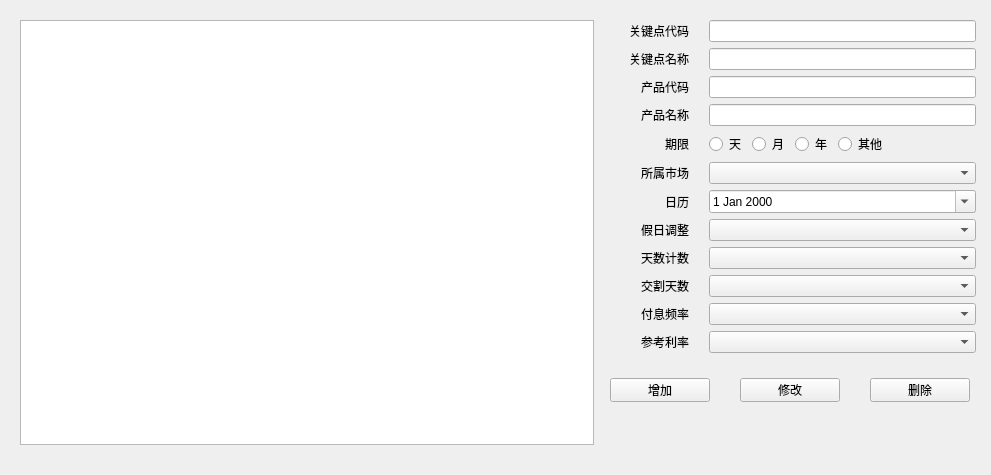
Old version of the form FML/view/mainframe/key_point_definition.ui in the repository ruofeng216/fmlnew.
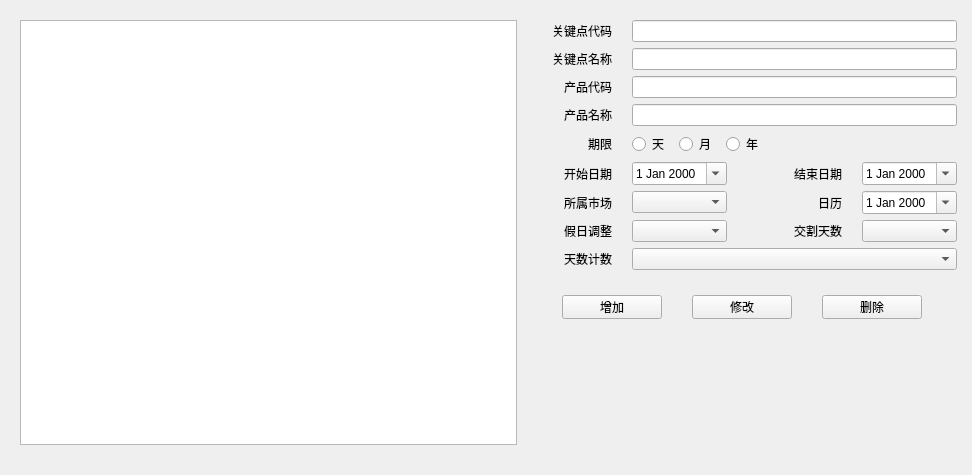
New version of the form.

Commit message: 关键点定义UI布局

```diff
--- a/FML/view/mainframe/key_point_definition.ui
+++ b/FML/view/mainframe/key_point_definition.ui
@@ -6,7 +6,7 @@
    <rect>
     <x>0</x>
     <y>0</y>
-    <width>991</width>
+    <width>972</width>
     <height>475</height>
    </rect>
   </property>
@@ -198,7 +198,16 @@
           </widget>
          </item>
          <item>
-          <layout class="QHBoxLayout" name="horizontalLayout" stretch="0,0,0,1">
+          <layout class="QHBoxLayout" name="horizontalLayout" stretch="0,0,0,0">
+           <property name="spacing">
+            <number>10</number>
+           </property>
+           <property name="leftMargin">
+            <number>0</number>
+           </property>
+           <property name="rightMargin">
+            <number>0</number>
+           </property>
            <item>
             <widget class="QRadioButton" name="radioButton">
              <property name="text">
@@ -221,21 +230,101 @@
             </widget>
            </item>
            <item>
-            <widget class="QRadioButton" name="radioButton_4">
-             <property name="text">
-              <string>其他</string>
+            <spacer name="horizontalSpacer_4">
+             <property name="orientation">
+              <enum>Qt::Horizontal</enum>
              </property>
-            </widget>
+             <property name="sizeHint" stdset="0">
+              <size>
+               <width>40</width>
+               <height>20</height>
+              </size>
+             </property>
+            </spacer>
            </item>
           </layout>
          </item>
         </layout>
        </item>
+       <item>
+        <layout class="QHBoxLayout" name="horizontalLayout_12">
+         <property name="spacing">
+          <number>20</number>
+         </property>
+         <property name="rightMargin">
+          <number>0</number>
+         </property>
+         <property name="bottomMargin">
+          <number>0</number>
+         </property>
+         <item>
+          <widget class="QLabel" name="label_12">
+           <property name="minimumSize">
+            <size>
+             <width>95</width>
+             <height>0</height>
+            </size>
+           </property>
+           <property name="maximumSize">
+            <size>
+             <width>95</width>
+             <height>16777215</height>
+            </size>
+           </property>
+           <property name="text">
+            <string>开始日期</string>
+           </property>
+           <property name="alignment">
+            <set>Qt::AlignRight|Qt::AlignTrailing|Qt::AlignVCenter</set>
+           </property>
+          </widget>
+         </item>
+         <item>
+          <widget class="QDateEdit" name="deStart">
+           <property name="calendarPopup">
+            <bool>true</bool>
+           </property>
+          </widget>
+         </item>
+         <item>
+          <widget class="QLabel" name="label_11">
+           <property name="minimumSize">
+            <size>
+             <width>95</width>
+             <height>0</height>
+            </size>
+           </property>
+           <property name="maximumSize">
+            <size>
+             <width>95</width>
+             <height>16777215</height>
+            </size>
+           </property>
+           <property name="text">
+            <string>结束日期</string>
+           </property>
+           <property name="alignment">
+            <set>Qt::AlignRight|Qt::AlignTrailing|Qt::AlignVCenter</set>
+           </property>
+          </widget>
+         </item>
+         <item>
+          <widget class="QDateEdit" name="deEnd">
+           <property name="calendarPopup">
+            <bool>true</bool>
+           </property>
+          </widget>
+         </item>
+        </layout>
+       </item>
        <item>
         <layout class="QHBoxLayout" name="horizontalLayout_7">
          <property name="spacing">
           <number>20</number>
          </property>
+         <property name="rightMargin">
+          <number>0</number>
+         </property>
          <item>
           <widget class="QLabel" name="label_7">
            <property name="minimumSize">
@@ -261,13 +350,6 @@
          <item>
           <widget class="QComboBox" name="comboBox"/>
          </item>
-        </layout>
-       </item>
-       <item>
-        <layout class="QHBoxLayout" name="horizontalLayout_8">
-         <property name="spacing">
-          <number>20</number>
-         </property>
          <item>
           <widget class="QLabel" name="label_6">
            <property name="minimumSize">
@@ -291,7 +373,7 @@
           </widget>
          </item>
          <item>
-          <widget class="QDateEdit" name="dateEdit">
+          <widget class="QDateEdit" name="deCalendar">
            <property name="calendarPopup">
             <bool>true</bool>
            </property>
@@ -304,6 +386,9 @@
          <property name="spacing">
           <number>20</number>
          </property>
+         <property name="rightMargin">
+          <number>0</number>
+         </property>
          <item>
           <widget class="QLabel" name="label_8">
            <property name="minimumSize">
@@ -327,7 +412,32 @@
           </widget>
          </item>
          <item>
-          <widget class="QComboBox" name="comboBox_2"/>
+          <widget class="QComboBox" name="cbConvention"/>
+         </item>
+         <item>
+          <widget class="QLabel" name="label_10">
+           <property name="minimumSize">
+            <size>
+             <width>95</width>
+             <height>0</height>
+            </size>
+           </property>
+           <property name="maximumSize">
+            <size>
+             <width>95</width>
+             <height>16777215</height>
+            </size>
+           </property>
+           <property name="text">
+            <string>交割天数</string>
+           </property>
+           <property name="alignment">
+            <set>Qt::AlignRight|Qt::AlignTrailing|Qt::AlignVCenter</set>
+           </property>
+          </widget>
+         </item>
+         <item>
+          <widget class="QComboBox" name="cbSpotlag"/>
          </item>
         </layout>
        </item>
@@ -368,95 +478,6 @@
          <property name="spacing">
           <number>20</number>
          </property>
-         <item>
-          <widget class="QLabel" name="label_10">
-           <property name="minimumSize">
-            <size>
-             <width>95</width>
-             <height>0</height>
-            </size>
-           </property>
-           <property name="maximumSize">
-            <size>
-             <width>95</width>
-             <height>16777215</height>
-            </size>
-           </property>
-           <property name="text">
-            <string>交割天数</string>
-           </property>
-           <property name="alignment">
-            <set>Qt::AlignRight|Qt::AlignTrailing|Qt::AlignVCenter</set>
-           </property>
-          </widget>
-         </item>
-         <item>
-          <widget class="QComboBox" name="comboBox_4"/>
-         </item>
-        </layout>
-       </item>
-       <item>
-        <layout class="QHBoxLayout" name="horizontalLayout_12">
-         <property name="spacing">
-          <number>20</number>
-         </property>
-         <item>
-          <widget class="QLabel" name="label_11">
-           <property name="minimumSize">
-            <size>
-             <width>95</width>
-             <height>0</height>
-            </size>
-           </property>
-           <property name="maximumSize">
-            <size>
-             <width>95</width>
-             <height>16777215</height>
-            </size>
-           </property>
-           <property name="text">
-            <string>付息频率</string>
-           </property>
-           <property name="alignment">
-            <set>Qt::AlignRight|Qt::AlignTrailing|Qt::AlignVCenter</set>
-           </property>
-          </widget>
-         </item>
-         <item>
-          <widget class="QComboBox" name="comboBox_5"/>
-         </item>
-        </layout>
-       </item>
-       <item>
-        <layout class="QHBoxLayout" name="horizontalLayout_13">
-         <property name="spacing">
-          <number>20</number>
-         </property>
-         <item>
-          <widget class="QLabel" name="label_12">
-           <property name="minimumSize">
-            <size>
-             <width>95</width>
-             <height>0</height>
-            </size>
-           </property>
-           <property name="maximumSize">
-            <size>
-             <width>95</width>
-             <height>16777215</height>
-            </size>
-           </property>
-           <property name="text">
-            <string>参考利率</string>
-           </property>
-           <property name="alignment">
-            <set>Qt::AlignRight|Qt::AlignTrailing|Qt::AlignVCenter</set>
-           </property>
-          </widget>
-         </item>
-         <item>
-          <widget class="QComboBox" name="comboBox_6"/>
-         </item>
         </layout>
        </item>
       </layout>
```
Left out of the diff: 24 changed lines with no effect on the pictures. The commit also changes 4 other files.
